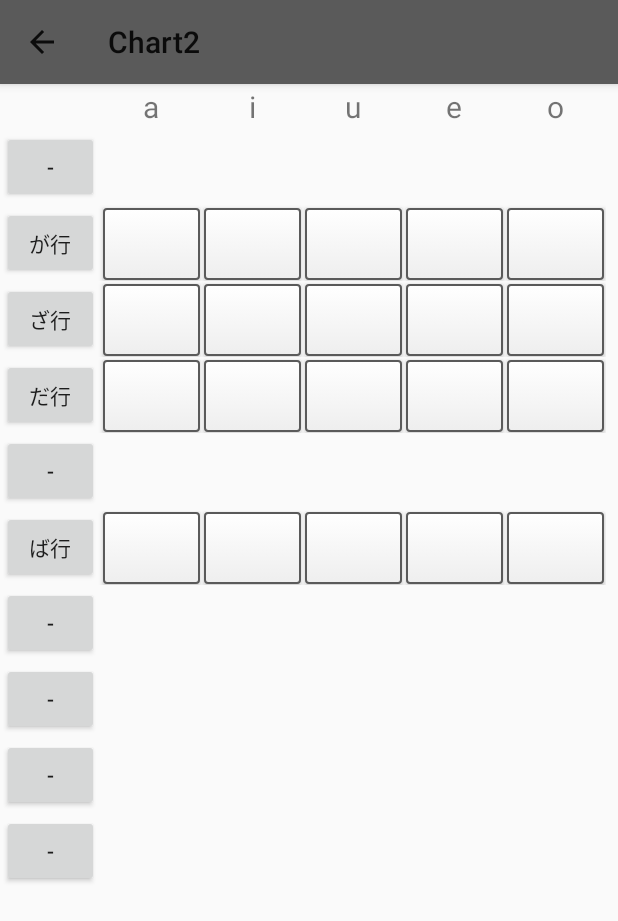
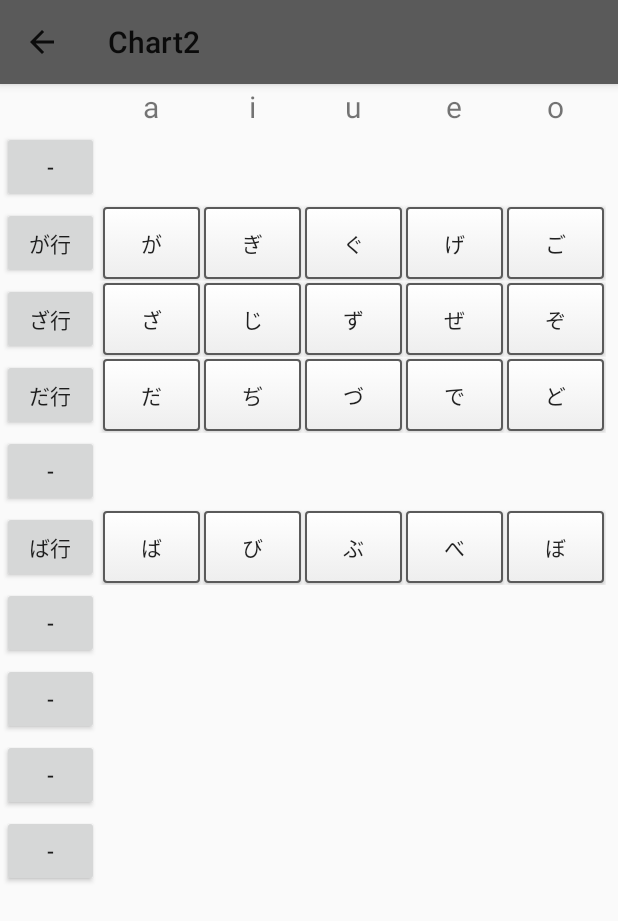
Before and after one commit to sakkaonline/KanaSounds, an Android app: the screen it shows after launch (Chart2Activity), after a tap on "START2 濁音", on a phone screen of 412 x 824 dp. Shown: the top 921 px of the screen. Run offline under Robolectric (Android 15) with nearby library versions, the phone set to English and light mode, and no system bars; 1 statement that could not run was skipped.

Commit message:
"Learning Character" にローマ字を追加

```diff
--- a/app/src/main/java/jp/sakkaonline/kanasounds/Chart2Activity.kt
+++ b/app/src/main/java/jp/sakkaonline/kanasounds/Chart2Activity.kt
@@ -4,9 +4,28 @@ import android.content.Intent
 import android.support.v7.app.AppCompatActivity
 import android.os.Bundle
 import android.support.v7.widget.Toolbar
+import android.util.Log
 import android.view.Menu
 import android.view.MenuItem
 import android.view.View
+import android.widget.Button
+
+val Dakuon_HiraganaList: List<String> = listOf(
+    "が", "ぎ", "ぐ", "げ", "ご",
+    "ざ", "じ", "ず", "ぜ", "ぞ",
+    "だ", "ぢ", "づ", "で", "ど",
+    "ば", "び", "ぶ", "べ", "ぼ")
+val Dakuon_KatakanaList: List<String> = listOf(
+    "ガ", "ギ", "グ", "ゲ", "ゴ",
+    "ザ", "ジ", "ズ", "ゼ", "ゾ",
+    "ダ", "ヂ", "ヅ", "デ", "ド",
+    "バ", "ビ", "ブ", "ベ", "ボ")
+val Dakuon_RomajiList: List<String> = listOf(
+    "Ga", "Gi", "Gu", "Ge", "Go",
+    "Za", "Zi", "Zu", "Ze", "Zo",
+    "Da", "Di", "Du", "De", "Do",
+    "Ba", "Bi", "Bu", "Be", "Bo")
+var mSet_Dakuon_KanaList = Dakuon_HiraganaList
 
 class Chart2Activity : AppCompatActivity() {
 
@@ -14,13 +33,14 @@ class Chart2Activity : AppCompatActivity() {
         menuInflater.inflate(R.menu.menu_toolbar, menu)
         return super.onCreateOptionsMenu(menu)
     }
+
     override fun onOptionsItemSelected(item: MenuItem)= when (item.itemId) {
-        R.id.action_back_to_left -> {
+        R.id.action_back -> {
             val intent = Intent(this, Chart1Activity::class.java)
             startActivity(intent)
             true
         }
-        R.id.action_go_to_right -> {
+        R.id.action_go -> {
             val intent = Intent(this, Chart3Activity::class.java)
             startActivity(intent)
             true
@@ -40,5 +60,48 @@ class Chart2Activity : AppCompatActivity() {
         setSupportActionBar(toolbar2)
         supportActionBar?.setDisplayHomeAsUpEnabled(true)
 
+        if (mLearningCharacter == HIRAGANA) {
+            mSet_Dakuon_KanaList = Dakuon_HiraganaList
+        } else if (mLearningCharacter == KATAKANA){
+            mSet_Dakuon_KanaList = Dakuon_KatakanaList
+        } else {
+            mSet_Dakuon_KanaList = Dakuon_RomajiList
+        }
+
+        // Buttons
+        val mButtons = arrayOf(
+            findViewById<View>(R.id.ga_button) as Button,
+            findViewById<View>(R.id.gi_button) as Button,
+            findViewById<View>(R.id.gu_button) as Button,
+            findViewById<View>(R.id.ge_button) as Button,
+            findViewById<View>(R.id.go_button) as Button,
+            findViewById<View>(R.id.za_button) as Button,
+            findViewById<View>(R.id.zi_button) as Button,
+            findViewById<View>(R.id.zu_button) as Button,
+            findViewById<View>(R.id.ze_button) as Button,
+            findViewById<View>(R.id.zo_button) as Button,
+            findViewById<View>(R.id.da_button) as Button,
+            findViewById<View>(R.id.di_button) as Button,
+            findViewById<View>(R.id.du_button) as Button,
+            findViewById<View>(R.id.de_button) as Button,
+            findViewById<View>(R.id.do_button) as Button,
+            findViewById<View>(R.id.ba_button) as Button,
+            findViewById<View>(R.id.bi_button) as Button,
+            findViewById<View>(R.id.bu_button) as Button,
+            findViewById<View>(R.id.be_button) as Button,
+            findViewById<View>(R.id.bo_button) as Button
+        )
+
+        for (i in mButtons.indices){
+            mButtons[i].setText(mSet_Dakuon_KanaList[i])
+        }
+
+        mButtons.forEachIndexed { index, button ->
+            button.setOnClickListener {
+                Log.d("KanaSounds", "button")
+            }
+        }
+
+        Log.d("KanaSounds", "finish")
     }
 }
--- a/app/src/main/java/jp/sakkaonline/kanasounds/Chart3Activity.kt
+++ b/app/src/main/java/jp/sakkaonline/kanasounds/Chart3Activity.kt
@@ -14,13 +14,14 @@ class Chart3Activity : AppCompatActivity() {
         menuInflater.inflate(R.menu.menu_toolbar, menu)
         return super.onCreateOptionsMenu(menu)
     }
+
     override fun onOptionsItemSelected(item: MenuItem)= when (item.itemId) {
-        R.id.action_back_to_left -> {
+        R.id.action_back -> {
             val intent = Intent(this, Chart2Activity::class.java)
             startActivity(intent)
             true
         }
-        R.id.action_go_to_right -> {
+        R.id.action_go -> {
             val intent = Intent(this, Chart4Activity::class.java)
             startActivity(intent)
             true
@@ -31,6 +32,7 @@ class Chart3Activity : AppCompatActivity() {
             super.onOptionsItemSelected(item)
         }
     }
+
     override fun onCreate(savedInstanceState: Bundle?) {
         super.onCreate(savedInstanceState)
         setContentView(R.layout.activity_chart3)
--- a/app/src/main/java/jp/sakkaonline/kanasounds/Chart4Activity.kt
+++ b/app/src/main/java/jp/sakkaonline/kanasounds/Chart4Activity.kt
@@ -14,13 +14,14 @@ class Chart4Activity : AppCompatActivity() {
         menuInflater.inflate(R.menu.menu_toolbar, menu)
         return super.onCreateOptionsMenu(menu)
     }
+
     override fun onOptionsItemSelected(item: MenuItem)= when (item.itemId) {
-        R.id.action_back_to_left -> {
+        R.id.action_back -> {
             val intent = Intent(this, Chart3Activity::class.java)
             startActivity(intent)
             true
         }
-        R.id.action_go_to_right -> {
+        R.id.action_go -> {
             val intent = Intent(this, Chart5Activity::class.java)
             startActivity(intent)
             true
--- a/app/src/main/java/jp/sakkaonline/kanasounds/Chart5Activity.kt
+++ b/app/src/main/java/jp/sakkaonline/kanasounds/Chart5Activity.kt
@@ -14,13 +14,14 @@ class Chart5Activity : AppCompatActivity() {
         menuInflater.inflate(R.menu.menu_toolbar, menu)
         return super.onCreateOptionsMenu(menu)
     }
+
     override fun onOptionsItemSelected(item: MenuItem)= when (item.itemId) {
-        R.id.action_back_to_left -> {
+        R.id.action_back -> {
             val intent = Intent(this, Chart4Activity::class.java)
             startActivity(intent)
             true
         }
-        R.id.action_go_to_right -> {
+        R.id.action_go -> {
             val intent = Intent(this, Chart6Activity::class.java)
             startActivity(intent)
             true
--- a/app/src/main/java/jp/sakkaonline/kanasounds/Chart6Activity.kt
+++ b/app/src/main/java/jp/sakkaonline/kanasounds/Chart6Activity.kt
@@ -14,13 +14,14 @@ class Chart6Activity : AppCompatActivity() {
         menuInflater.inflate(R.menu.menu_toolbar, menu)
         return super.onCreateOptionsMenu(menu)
     }
+
     override fun onOptionsItemSelected(item: MenuItem)= when (item.itemId) {
-        R.id.action_back_to_left -> {
+        R.id.action_back -> {
             val intent = Intent(this, Chart5Activity::class.java)
             startActivity(intent)
             true
         }
-        R.id.action_go_to_right -> {
+        R.id.action_go -> {
             val intent = Intent(this, Chart1Activity::class.java)
             startActivity(intent)
             true
--- a/app/src/main/java/jp/sakkaonline/kanasounds/MainActivity.kt
+++ b/app/src/main/java/jp/sakkaonline/kanasounds/MainActivity.kt
@@ -28,15 +28,16 @@ const val WOMAN_B = 3
 
 const val HIRAGANA = 0
 const val KATAKANA = 1
+const val ROMAJI = 2
 
 val ENGLISH_VoiceTypeList = listOf<String>("Man A", "Man B", "Woman A", "Woman B")
-val ENGLISH_LearningCharacterList = listOf<String>("Hiragana", "Katakana")
+val ENGLISH_LearningCharacterList = listOf<String>("Hiragana", "Katakana","Ro-ma Ji")
 val JPN_HIRAGANA_VoiceTypeList = listOf<String>("だんせい Ａ", "だんせい Ｂ", "じょせい Ａ", "じょせい Ｂ")
-val JPN_HIRAGANA_LearningCharacterList = listOf<String>("ひらがな", "かたかな")
+val JPN_HIRAGANA_LearningCharacterList = listOf<String>("ひらがな", "かたかな","ろーまじ")
 val JPN_KANJI_VoiceTypeList = listOf<String>("男性 Ａ", "男性 Ｂ", "女性 A", "女性 B")
-val JPN_KANJI_LearningCharacterList = listOf<String>("平仮名", "片仮名")
+val JPN_KANJI_LearningCharacterList = listOf<String>("平仮名", "片仮名","ローマ字")
 val JPN_ROMAJI_VoiceTypeList = listOf<String>("Dansei A", "Dansei B", "Jyosei A", "Jyosei B")
-val JPN_ROMAJI_LearningCharacterList = listOf<String>("Hiragana", "Katakana")
+val JPN_ROMAJI_LearningCharacterList = listOf<String>("Hiragana", "Katakana","Ro-ma ji")
 
 var mMenuLanguage = 0
 var mVoiceType = 0
@@ -88,6 +89,7 @@ class MainActivity : AppCompatActivity() {
                 mLearningCharacterSpinnerAdapter.clear()
                 mLearningCharacterSpinnerAdapter.add(mLearningCharacterList[0])
                 mLearningCharacterSpinnerAdapter.add(mLearningCharacterList[1])
+                mLearningCharacterSpinnerAdapter.add(mLearningCharacterList[2])
             }
         }
 
@@ -109,6 +111,7 @@ class MainActivity : AppCompatActivity() {
         mLearningCharacterSpinnerAdapter.setDropDownViewResource(android.R.layout.simple_spinner_dropdown_item)
         mLearningCharacterSpinnerAdapter.add(mLearningCharacterList[0])
         mLearningCharacterSpinnerAdapter.add(mLearningCharacterList[1])
+        mLearningCharacterSpinnerAdapter.add(mLearningCharacterList[2])
         mLearningCharacterSpinner.adapter = mLearningCharacterSpinnerAdapter
         mLearningCharacterSpinner.setSelection(mLearningCharacter)
         mLearningCharacterSpinner.onItemSelectedListener = object : AdapterView.OnItemSelectedListener {
--- a/app/src/main/res/layout/activity_chart2.xml
+++ b/app/src/main/res/layout/activity_chart2.xml
@@ -11,14 +11,12 @@
 
     <android.support.v7.widget.Toolbar
             android:id="@+id/toolbar2"
+            android:layout_width="match_parent"
             android:layout_height="?attr/actionBarSize"
-            android:layout_width="match_parent"
+            android:background="?attr/colorPrimary"
+            android:elevation="4dp"
             android:theme="@style/ThemeOverlay.AppCompat.ActionBar"
-            app:popupTheme="@style/ThemeOverlay.AppCompat.Light"
-            android:minHeight="?attr/actionBarSize"
-            android:background="?attr/colorPrimary"
-            android:elevation="4dp">
-    </android.support.v7.widget.Toolbar>
+            app:popupTheme="@style/ThemeOverlay.AppCompat.Light"/>
 
     <LinearLayout
             android:layout_width="match_parent"
```
Also changed, not shown: app/src/main/java/jp/sakkaonline/kanasounds/Chart1Activity.kt (+23 -11 lines).
